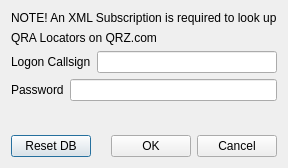
Qt form mqt/MqtQrzServer/qrzconfiguredialog.ui (Rsclub22/Minos2-Mirror) before a commit.
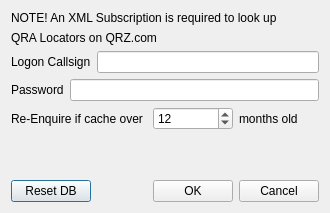
The same form after that commit.

Commit message: QRZ layout improvement; add aging of DB records

Diff of the .ui file:
```diff
--- a/mqt/MqtQrzServer/qrzconfiguredialog.ui
+++ b/mqt/MqtQrzServer/qrzconfiguredialog.ui
@@ -6,8 +6,8 @@
    <rect>
     <x>0</x>
     <y>0</y>
-    <width>284</width>
-    <height>168</height>
+    <width>330</width>
+    <height>213</height>
    </rect>
   </property>
   <property name="windowTitle">
@@ -60,6 +60,34 @@
      </item>
     </layout>
    </item>
+   <item>
+    <layout class="QHBoxLayout" name="horizontalLayout_4">
+     <item>
+      <widget class="QLabel" name="label_5">
+       <property name="text">
+        <string>Re-Enquire if cache over </string>
+       </property>
+      </widget>
+     </item>
+     <item>
+      <widget class="QSpinBox" name="cacheAge">
+       <property name="maximum">
+        <number>120</number>
+       </property>
+       <property name="value">
+        <number>12</number>
+       </property>
+      </widget>
+     </item>
+     <item>
+      <widget class="QLabel" name="label_6">
+       <property name="text">
+        <string>months old</string>
+       </property>
+      </widget>
+     </item>
+    </layout>
+   </item>
    <item>
     <spacer name="verticalSpacer">
      <property name="orientation">
```
Left out of the diff: 4 changed lines with no effect on the pictures. The commit also changes 6 other files.
